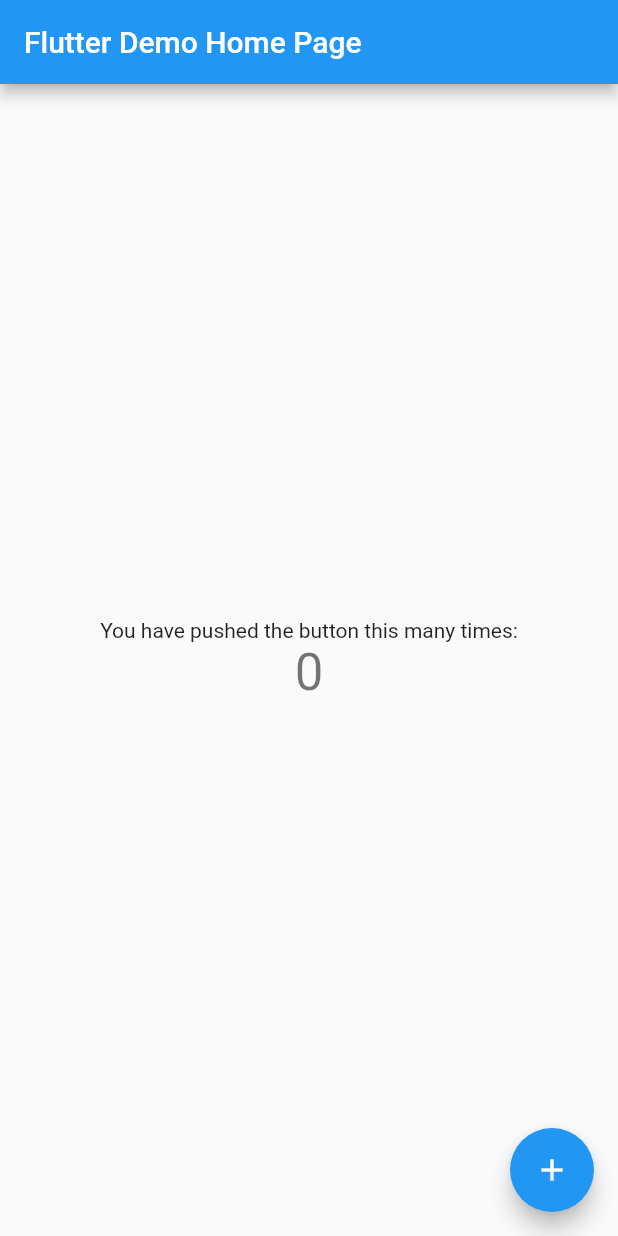
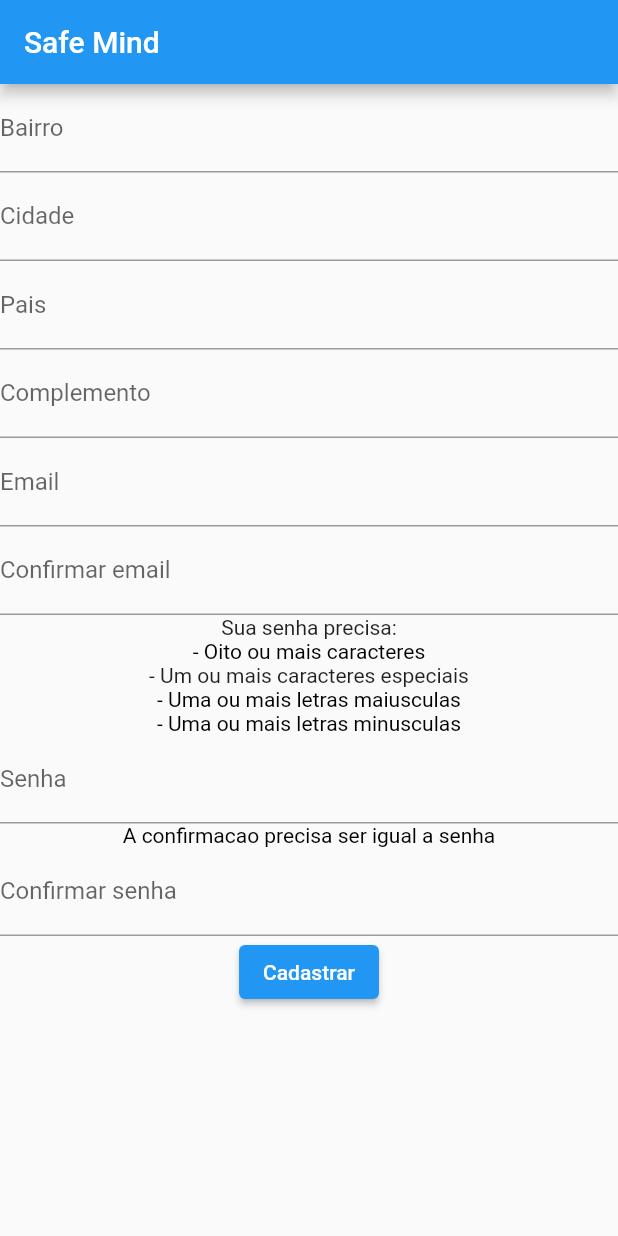
Before and after one commit to deividafonso281/saude_mental, a Flutter app: the screen it shows after launch, on a phone screen of 412 x 824 dp. Run offline on Flutter 3.47's test engine with Material 2 defaults, Android fonts, the phone set to English and light mode, and no system bars.

Commit message:
Versao inicial da pagina de cadastro do paciente com verificacao da senha e da confirmacao da senha

```diff
--- /dev/null
+++ b/frontend/lib/cadastro_paciente.dart
@@ -0,0 +1,186 @@
+import 'package:flutter/material.dart';
+
+class CadastroPaciente extends StatefulWidget {
+  const CadastroPaciente({super.key});
+
+  // This widget is the home page of your application. It is stateful, meaning
+  // that it has a State object (defined below) that contains fields that affect
+  // how it looks.
+
+  // This class is the configuration for the state. It holds the values (in this
+  // case the title) provided by the parent (in this case the App widget) and
+  // used by the build method of the State. Fields in a Widget subclass are
+  // always marked "final".
+
+  @override
+  State<CadastroPaciente> createState() => _CadastroPacienteState();
+}
+
+class _CadastroPacienteState extends State<CadastroPaciente> {
+  String _password = '';
+  Color _eightchars = Colors.black;
+  Color _special_caracter = Colors.black;
+  Color _uppercase = Colors.black;
+  Color _lowercase = Colors.black;
+  Color _password_confirmation = Colors.black;
+
+  void _validatePassword(text) {
+    setState(() {
+      _password = text;
+      RegExp eightchar = RegExp(r'.{8}');
+      RegExp uppercase = RegExp(r'.*[A-Z].*');
+      RegExp lowercase = RegExp(r'.*[a-z].*');
+      if (eightchar.hasMatch(text)) {
+        _eightchars = Colors.green;
+      }
+      else if (text == ''){
+        _eightchars = Colors.black;
+      }
+      else {
+        _eightchars = Colors.red;
+      }
+      if (uppercase.hasMatch(text)) {
+        _uppercase = Colors.green;
+      }
+      else if (text == ''){
+        _uppercase = Colors.black;
+      }
+      else {
+        _uppercase = Colors.red;
+      }
+      if (lowercase.hasMatch(text)) {
+        _lowercase = Colors.green;
+      }
+      else if (text == ''){
+        _lowercase= Colors.black;
+      }
+      else {
+        _lowercase = Colors.red;
+      }
+    });
+  }
+
+  void _validatePasswordConfirmation(text) {
+    setState(() {
+      if (text=='') {
+        _password_confirmation = Colors.black;
+      }
+      else if (text == _password) {
+        _password_confirmation = Colors.green;
+      }
+      else {
+        _password_confirmation = Colors.red;
+      }
+    });
+  }
+
+  @override
+  Widget build(BuildContext context) {
+    // This method is rerun every time setState is called, for instance as done
+    // by the _incrementCounter method above.
+    //
+    // The Flutter framework has been optimized to make rerunning build methods
+    // fast, so that you can just rebuild anything that needs updating rather
+    // than having to individually change instances of widgets.
+    return Scaffold(
+      appBar: AppBar(
+        // Here we take the value from the MyHomePage object that was created by
+        // the App.build method, and use it to set our appbar title.
+        title: Text("Safe Mind"),
+      ),
+      body:
+      // Center is a layout widget. It takes a single child and positions it
+      // in the middle of the parent.
+      Column(
+        // Column is also a layout widget. It takes a list of children and
+        // arranges them vertically. By default, it sizes itself to fit its
+        // children horizontally, and tries to be as tall as its parent.
+        //
+        // Invoke "debug painting" (press "p" in the console, choose the
+        // "Toggle Debug Paint" action from the Flutter Inspector in Android
+        // Studio, or the "Toggle Debug Paint" command in Visual Studio Code)
+        // to see the wireframe for each widget.
+        //
+        // Column has various properties to control how it sizes itself and
+        // how it positions its children. Here we use mainAxisAlignment to
+        // center the children vertically; the main axis here is the vertical
+        // axis because Columns are vertical (the cross axis would be
+        // horizontal).
+        children: <Widget>[
+          const TextField(
+            obscureText: false,
+            decoration: InputDecoration(
+              labelText: 'Bairro',
+            ),
+          ),
+          const TextField(
+            obscureText: false,
+            decoration: InputDecoration(
+              labelText: 'Cidade',
+            ),
+          ),
+          const TextField(
+            obscureText: false,
+            decoration: InputDecoration(
+              labelText: 'Pais',
+            ),
+          ),
+          const TextField(
+            obscureText: false,
+            decoration: InputDecoration(
+              labelText: 'Complemento',
+            ),
+          ),
+          const TextField(
+            obscureText: false,
+            decoration: InputDecoration(
+              labelText: 'Email',
+            ),
+          ),
+          const TextField(
+            obscureText: false,
+            decoration: InputDecoration(
+              labelText: 'Confirmar email',
+            ),
+          ),
+          const Text('Sua senha precisa:',textAlign: TextAlign.left,),
+          Text('- Oito ou mais caracteres',textAlign: TextAlign.left, style: TextStyle(
+            color: _eightchars,
+          ),),
+          Text('- Um ou mais caracteres especiais',textAlign: TextAlign.left,),
+          Text('- Uma ou mais letras maiusculas',textAlign: TextAlign.left, style: TextStyle(
+            color: _uppercase,
+          ),),
+          Text('- Uma ou mais letras minusculas',textAlign: TextAlign.left, style: TextStyle(
+            color: _lowercase,
+          ),),
+          TextField(
+            onChanged: (text) {
+              _validatePassword(text);
+            },
+            obscureText: true,
+            decoration: InputDecoration(
+              labelText: 'Senha',
+            ),
+          ),
+          Text('A confirmacao precisa ser igual a senha',textAlign: TextAlign.left, style: TextStyle(
+            color: _password_confirmation,
+          ),),
+          TextField(
+            onChanged: (text) {
+              _validatePasswordConfirmation(text);
+            },
+            obscureText: true,
+            decoration: InputDecoration(
+              labelText: 'Confirmar senha',
+            ),
+          ),
+          ElevatedButton(
+              onPressed: (){},
+              child: const Text("Cadastrar")
+          )
+        ],
+      ),
+    );
+  }
+}
--- a/frontend/lib/main.dart
+++ b/frontend/lib/main.dart
@@ -1,4 +1,5 @@
 import 'package:flutter/material.dart';
+import 'cadastro_paciente.dart';
 
 void main() {
   runApp(const MyApp());
@@ -24,7 +25,7 @@ class MyApp extends StatelessWidget {
         // is not restarted.
         primarySwatch: Colors.blue,
       ),
-      home: const MyHomePage(title: 'Flutter Demo Home Page'),
+      home: const CadastroPaciente(),
     );
   }
 }
```
